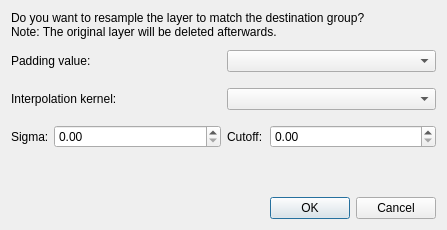
SCIInstitute/Seg3D, file src/Interface/Application/LayerResamplerDialog.ui: the form before one commit.
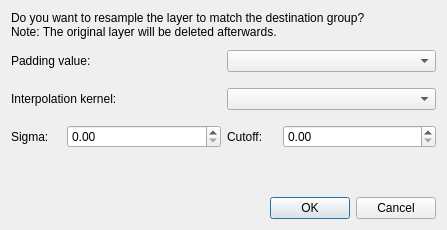
The form after the commit.

Diff of the .ui file:
```diff
--- a/src/Interface/Application/LayerResamplerDialog.ui
+++ b/src/Interface/Application/LayerResamplerDialog.ui
@@ -103,7 +103,7 @@
        <widget class="QLabel" name="label_2">
         <property name="maximumSize">
          <size>
-          <width>37</width>
+          <width>50</width>
           <height>16777215</height>
          </size>
         </property>
@@ -123,7 +123,7 @@
        <widget class="QLabel" name="label_3">
         <property name="maximumSize">
          <size>
-          <width>37</width>
+          <width>50</width>
           <height>16777215</height>
          </size>
         </property>
```
